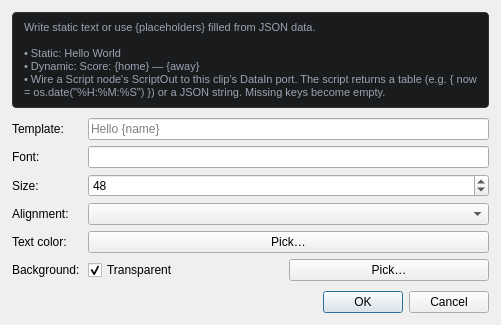
Qt form forms/TextEditDialog.ui (CutWire-Studios/Prism) before a commit.
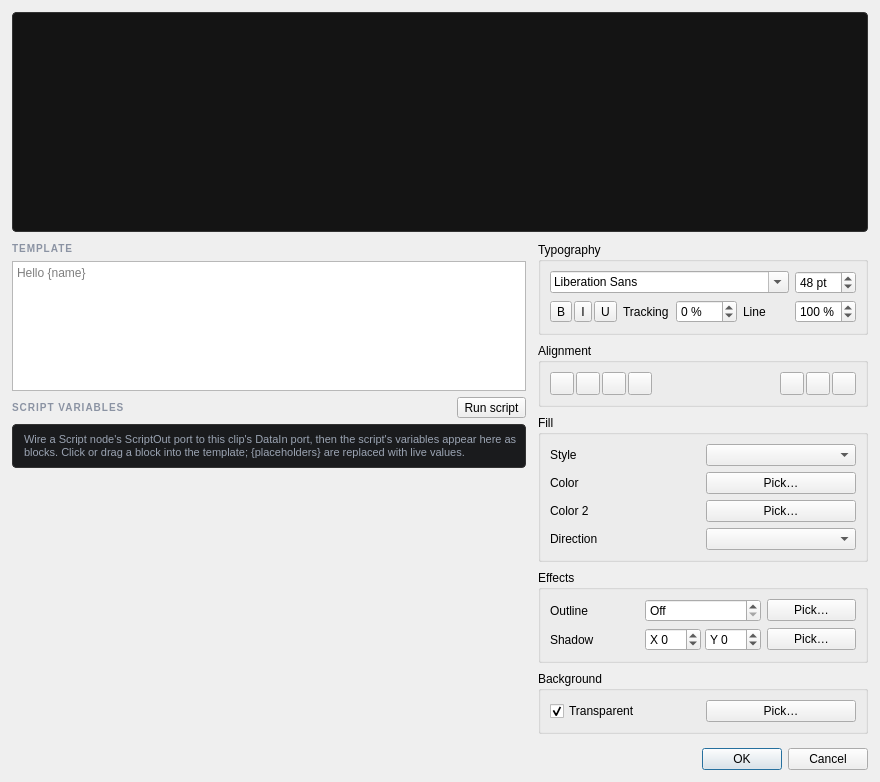
The same form after that commit.

The edit to the form file:
```diff
--- a/forms/TextEditDialog.ui
+++ b/forms/TextEditDialog.ui
@@ -7,8 +7,8 @@
   </property>
   <property name="minimumSize">
    <size>
-    <width>480</width>
-    <height>0</height>
+    <width>880</width>
+    <height>640</height>
    </size>
   </property>
   <layout class="QVBoxLayout" name="mainLayout">
@@ -28,126 +28,648 @@
     <number>12</number>
    </property>
    <item>
-    <widget class="QLabel" name="tutorialLabel">
-     <property name="text">
-      <string>Write static text or use {placeholders} filled from JSON data.
-
-• Static: Hello World
-• Dynamic: Score: {home} — {away}
-• Wire a Script node's ScriptOut to this clip's DataIn port. The script returns a table (e.g. { now = os.date("%H:%M:%S") }) or a JSON string. Missing keys become empty.</string>
+    <widget class="QLabel" name="previewLabel">
+     <property name="minimumSize">
+      <size>
+       <width>0</width>
+       <height>220</height>
+      </size>
      </property>
-     <property name="wordWrap">
-      <bool>true</bool>
+     <property name="sizePolicy">
+      <sizepolicy hsizetype="Expanding" vsizetype="Expanding">
+       <horstretch>0</horstretch>
+       <verstretch>1</verstretch>
+      </sizepolicy>
+     </property>
+     <property name="alignment">
+      <set>Qt::AlignCenter</set>
      </property>
      <property name="styleSheet">
-      <string notr="true">color:#9aa3b2; font-size:11px; padding:8px; background:#1a1b1d; border:1px solid #333; border-radius:4px;</string>
+      <string notr="true">background:#141414; border:1px solid #333; border-radius:4px;</string>
      </property>
     </widget>
    </item>
    <item>
-    <layout class="QFormLayout" name="formLayout">
-     <property name="horizontalSpacing">
-      <number>8</number>
+    <layout class="QHBoxLayout" name="contentRow">
+     <property name="spacing">
+      <number>12</number>
      </property>
-     <property name="verticalSpacing">
-      <number>6</number>
-     </property>
-     <item row="0" column="0">
-      <widget class="QLabel" name="templateLabel">
-       <property name="text">
-        <string>Template:</string>
+     <item>
+      <layout class="QVBoxLayout" name="leftColumn">
+       <property name="spacing">
+        <number>6</number>
        </property>
-      </widget>
-     </item>
-     <item row="0" column="1">
-      <widget class="QLineEdit" name="templateEdit">
-       <property name="placeholderText">
-        <string>Hello {name}</string>
-       </property>
-      </widget>
-     </item>
-     <item row="1" column="0">
-      <widget class="QLabel" name="fontLabel">
-       <property name="text">
-        <string>Font:</string>
-       </property>
-      </widget>
-     </item>
-     <item row="1" column="1">
-      <widget class="QLineEdit" name="fontEdit"/>
-     </item>
-     <item row="2" column="0">
-      <widget class="QLabel" name="sizeLabel">
-       <property name="text">
-        <string>Size:</string>
-       </property>
-      </widget>
-     </item>
-     <item row="2" column="1">
-      <widget class="QSpinBox" name="sizeSpin">
-       <property name="minimum">
-        <number>8</number>
-       </property>
-       <property name="maximum">
-        <number>256</number>
-       </property>
-       <property name="value">
-        <number>48</number>
-       </property>
-      </widget>
-     </item>
-     <item row="3" column="0">
-      <widget class="QLabel" name="alignLabel">
-       <property name="text">
-        <string>Alignment:</string>
-       </property>
-      </widget>
-     </item>
-     <item row="3" column="1">
-      <widget class="QComboBox" name="alignCombo"/>
-     </item>
-     <item row="4" column="0">
-      <widget class="QLabel" name="textColorLabel">
-       <property name="text">
-        <string>Text color:</string>
-       </property>
-      </widget>
-     </item>
-     <item row="4" column="1">
-      <widget class="QPushButton" name="textColorBtn">
-       <property name="text">
-        <string>Pick…</string>
-       </property>
-      </widget>
-     </item>
-     <item row="5" column="0">
-      <widget class="QLabel" name="bgLabel">
-       <property name="text">
-        <string>Background:</string>
-       </property>
-      </widget>
-     </item>
-     <item row="5" column="1">
-      <layout class="QHBoxLayout" name="bgRow">
        <item>
-        <widget class="QCheckBox" name="bgTransparentCheck">
+        <widget class="QLabel" name="templateHeader">
          <property name="text">
-          <string>Transparent</string>
+          <string>TEMPLATE</string>
          </property>
-         <property name="checked">
+         <property name="styleSheet">
+          <string notr="true">color:#8b93a3; font-size:10px; font-weight:600; letter-spacing:1px;</string>
+         </property>
+        </widget>
+       </item>
+       <item>
+        <widget class="QPlainTextEdit" name="templateEdit">
+         <property name="placeholderText">
+          <string>Hello {name}</string>
+         </property>
+         <property name="tabChangesFocus">
           <bool>true</bool>
          </property>
+         <property name="minimumSize">
+          <size>
+           <width>0</width>
+           <height>84</height>
+          </size>
+         </property>
+         <property name="maximumSize">
+          <size>
+           <width>16777215</width>
+           <height>130</height>
+          </size>
+         </property>
         </widget>
        </item>
        <item>
-        <widget class="QPushButton" name="bgColorBtn">
+        <layout class="QHBoxLayout" name="varsHeaderRow">
+         <item>
+          <widget class="QLabel" name="varsHeader">
+           <property name="text">
+            <string>SCRIPT VARIABLES</string>
+           </property>
+           <property name="styleSheet">
+            <string notr="true">color:#8b93a3; font-size:10px; font-weight:600; letter-spacing:1px;</string>
+           </property>
+          </widget>
+         </item>
+         <item>
+          <spacer name="varsHeaderSpacer">
+           <property name="orientation">
+            <enum>Qt::Horizontal</enum>
+           </property>
+           <property name="sizeHint" stdset="0">
+            <size>
+             <width>10</width>
+             <height>10</height>
+            </size>
+           </property>
+          </spacer>
+         </item>
+         <item>
+          <widget class="QToolButton" name="runScriptBtn">
+           <property name="text">
+            <string>Run script</string>
+           </property>
+           <property name="toolTip">
+            <string>Execute the connected script now to refresh values</string>
+           </property>
+           <property name="visible">
+            <bool>false</bool>
+           </property>
+          </widget>
+         </item>
+        </layout>
+       </item>
+       <item>
+        <widget class="QLabel" name="varsHint">
          <property name="text">
-          <string>Pick…</string>
+          <string>Wire a Script node's ScriptOut port to this clip's DataIn port, then the script's variables appear here as blocks. Click or drag a block into the template; {placeholders} are replaced with live values.</string>
          </property>
+         <property name="wordWrap">
+          <bool>true</bool>
+         </property>
+         <property name="styleSheet">
+          <string notr="true">color:#9aa3b2; font-size:11px; padding:8px; background:#1a1b1d; border:1px solid #333; border-radius:4px;</string>
+         </property>
         </widget>
        </item>
+       <item>
+        <widget class="QScrollArea" name="chipsScroll">
+         <property name="widgetResizable">
+          <bool>true</bool>
+         </property>
+         <property name="frameShape">
+          <enum>QFrame::NoFrame</enum>
+         </property>
+         <property name="verticalScrollBarPolicy">
+          <enum>Qt::ScrollBarAlwaysOff</enum>
+         </property>
+         <property name="minimumSize">
+          <size>
+           <width>0</width>
+           <height>56</height>
+          </size>
+         </property>
+         <property name="maximumSize">
+          <size>
+           <width>16777215</width>
+           <height>56</height>
+          </size>
+         </property>
+         <property name="visible">
+          <bool>false</bool>
+         </property>
+         <widget class="QWidget" name="chipsHost">
+          <layout class="QHBoxLayout" name="chipsLayout">
+           <property name="spacing">
+            <number>6</number>
+           </property>
+           <property name="leftMargin">
+            <number>2</number>
+           </property>
+           <property name="topMargin">
+            <number>2</number>
+           </property>
+           <property name="rightMargin">
+            <number>2</number>
+           </property>
+           <property name="bottomMargin">
+            <number>2</number>
+           </property>
+          </layout>
+         </widget>
+        </widget>
+       </item>
+       <item>
+        <spacer name="leftColumnSpacer">
+         <property name="orientation">
+          <enum>Qt::Vertical</enum>
+         </property>
+         <property name="sizeHint" stdset="0">
+          <size>
+           <width>10</width>
+           <height>4</height>
+          </size>
+         </property>
+        </spacer>
+       </item>
       </layout>
      </item>
+     <item>
+      <widget class="QWidget" name="stylePanel" native="true">
+       <property name="minimumSize">
+        <size>
+         <width>330</width>
+         <height>0</height>
+        </size>
+       </property>
+       <property name="maximumSize">
+        <size>
+         <width>330</width>
+         <height>16777215</height>
+        </size>
+       </property>
+       <layout class="QVBoxLayout" name="styleColumn">
+        <property name="spacing">
+         <number>8</number>
+        </property>
+        <property name="leftMargin">
+         <number>0</number>
+        </property>
+        <property name="topMargin">
+         <number>0</number>
+        </property>
+        <property name="rightMargin">
+         <number>0</number>
+        </property>
+        <property name="bottomMargin">
+         <number>0</number>
+        </property>
+        <item>
+         <widget class="QGroupBox" name="typographyGroup">
+          <property name="title">
+           <string>Typography</string>
+          </property>
+          <layout class="QGridLayout" name="typoGrid">
+           <property name="horizontalSpacing">
+            <number>6</number>
+           </property>
+           <property name="verticalSpacing">
+            <number>6</number>
+           </property>
+           <item row="0" column="0" colspan="4">
+            <widget class="QFontComboBox" name="fontCombo"/>
+           </item>
+           <item row="0" column="4">
+            <widget class="QSpinBox" name="sizeSpin">
+             <property name="minimum">
+              <number>8</number>
+             </property>
+             <property name="maximum">
+              <number>512</number>
+             </property>
+             <property name="value">
+              <number>48</number>
+             </property>
+             <property name="suffix">
+              <string> pt</string>
+             </property>
+            </widget>
+           </item>
+           <item row="1" column="0">
+            <layout class="QHBoxLayout" name="styleBtnRow">
+             <property name="spacing">
+              <number>2</number>
+             </property>
+             <item>
+              <widget class="QToolButton" name="boldBtn">
+               <property name="text">
+                <string>B</string>
+               </property>
+               <property name="checkable">
+                <bool>true</bool>
+               </property>
+               <property name="toolTip">
+                <string>Bold</string>
+               </property>
+              </widget>
+             </item>
+             <item>
+              <widget class="QToolButton" name="italicBtn">
+               <property name="text">
+                <string>I</string>
+               </property>
+               <property name="checkable">
+                <bool>true</bool>
+               </property>
+               <property name="toolTip">
+                <string>Italic</string>
+               </property>
+              </widget>
+             </item>
+             <item>
+              <widget class="QToolButton" name="underlineBtn">
+               <property name="text">
+                <string>U</string>
+               </property>
+               <property name="checkable">
+                <bool>true</bool>
+               </property>
+               <property name="toolTip">
+                <string>Underline</string>
+               </property>
+              </widget>
+             </item>
+            </layout>
+           </item>
+           <item row="1" column="1">
+            <widget class="QLabel" name="trackingLabel">
+             <property name="text">
+              <string>Tracking</string>
+             </property>
+            </widget>
+           </item>
+           <item row="1" column="2">
+            <widget class="QSpinBox" name="spacingSpin">
+             <property name="minimum">
+              <number>-20</number>
+             </property>
+             <property name="maximum">
+              <number>200</number>
+             </property>
+             <property name="suffix">
+              <string> %</string>
+             </property>
+             <property name="toolTip">
+              <string>Extra letter spacing</string>
+             </property>
+            </widget>
+           </item>
+           <item row="1" column="3">
+            <widget class="QLabel" name="lineHeightLabel">
+             <property name="text">
+              <string>Line</string>
+             </property>
+            </widget>
+           </item>
+           <item row="1" column="4">
+            <widget class="QSpinBox" name="lineHeightSpin">
+             <property name="minimum">
+              <number>50</number>
+             </property>
+             <property name="maximum">
+              <number>300</number>
+             </property>
+             <property name="value">
+              <number>100</number>
+             </property>
+             <property name="suffix">
+              <string> %</string>
+             </property>
+             <property name="toolTip">
+              <string>Line height</string>
+             </property>
+            </widget>
+           </item>
+          </layout>
+         </widget>
+        </item>
+        <item>
+         <widget class="QGroupBox" name="alignGroup">
+          <property name="title">
+           <string>Alignment</string>
+          </property>
+          <layout class="QVBoxLayout" name="alignRows">
+           <property name="spacing">
+            <number>4</number>
+           </property>
+           <item>
+            <layout class="QHBoxLayout" name="hAlignRow">
+             <property name="spacing">
+              <number>2</number>
+             </property>
+             <item>
+              <widget class="QToolButton" name="alignLeftBtn">
+               <property name="checkable">
+                <bool>true</bool>
+               </property>
+               <property name="toolTip">
+                <string>Align left</string>
+               </property>
+              </widget>
+             </item>
+             <item>
+              <widget class="QToolButton" name="alignHCenterBtn">
+               <property name="checkable">
+                <bool>true</bool>
+               </property>
+               <property name="toolTip">
+                <string>Center</string>
+               </property>
+              </widget>
+             </item>
+             <item>
+              <widget class="QToolButton" name="alignRightBtn">
+               <property name="checkable">
+                <bool>true</bool>
+               </property>
+               <property name="toolTip">
+                <string>Align right</string>
+               </property>
+              </widget>
+             </item>
+             <item>
+              <widget class="QToolButton" name="alignJustifyBtn">
+               <property name="checkable">
+                <bool>true</bool>
+               </property>
+               <property name="toolTip">
+                <string>Justify</string>
+               </property>
+              </widget>
+             </item>
+             <item>
+              <spacer name="hAlignSpacer">
+               <property name="orientation">
+                <enum>Qt::Horizontal</enum>
+               </property>
+               <property name="sizeHint" stdset="0">
+                <size>
+                 <width>10</width>
+                 <height>10</height>
+                </size>
+               </property>
+              </spacer>
+             </item>
+             <item>
+              <widget class="QToolButton" name="alignTopBtn">
+               <property name="checkable">
+                <bool>true</bool>
+               </property>
+               <property name="toolTip">
+                <string>Align top</string>
+               </property>
+              </widget>
+             </item>
+             <item>
+              <widget class="QToolButton" name="alignVCenterBtn">
+               <property name="checkable">
+                <bool>true</bool>
+               </property>
+               <property name="toolTip">
+                <string>Center vertically</string>
+               </property>
+              </widget>
+             </item>
+             <item>
+              <widget class="QToolButton" name="alignBottomBtn">
+               <property name="checkable">
+                <bool>true</bool>
+               </property>
+               <property name="toolTip">
+                <string>Align bottom</string>
+               </property>
+              </widget>
+             </item>
+            </layout>
+           </item>
+          </layout>
+         </widget>
+        </item>
+        <item>
+         <widget class="QGroupBox" name="fillGroup">
+          <property name="title">
+           <string>Fill</string>
+          </property>
+          <layout class="QGridLayout" name="fillGrid">
+           <property name="horizontalSpacing">
+            <number>6</number>
+           </property>
+           <property name="verticalSpacing">
+            <number>6</number>
+           </property>
+           <item row="0" column="0">
+            <widget class="QLabel" name="fillModeLabel">
+             <property name="text">
+              <string>Style</string>
+             </property>
+            </widget>
+           </item>
+           <item row="0" column="1">
+            <widget class="QComboBox" name="fillModeCombo"/>
+           </item>
+           <item row="1" column="0">
+            <widget class="QLabel" name="textColorLabel">
+             <property name="text">
+              <string>Color</string>
+             </property>
+            </widget>
+           </item>
+           <item row="1" column="1">
+            <widget class="QPushButton" name="textColorBtn">
+             <property name="text">
+              <string>Pick…</string>
+             </property>
+            </widget>
+           </item>
+           <item row="2" column="0">
+            <widget class="QLabel" name="textColor2Label">
+             <property name="text">
+              <string>Color 2</string>
+             </property>
+            </widget>
+           </item>
+           <item row="2" column="1">
+            <widget class="QPushButton" name="textColor2Btn">
+             <property name="text">
+              <string>Pick…</string>
+             </property>
+            </widget>
+           </item>
+           <item row="3" column="0">
+            <widget class="QLabel" name="gradientDirLabel">
+             <property name="text">
+              <string>Direction</string>
+             </property>
+            </widget>
+           </item>
+           <item row="3" column="1">
+            <widget class="QComboBox" name="gradientDirCombo"/>
+           </item>
+          </layout>
+         </widget>
+        </item>
+        <item>
+         <widget class="QGroupBox" name="effectsGroup">
+          <property name="title">
+           <string>Effects</string>
+          </property>
+          <layout class="QGridLayout" name="effectsGrid">
+           <property name="horizontalSpacing">
+            <number>6</number>
+           </property>
+           <property name="verticalSpacing">
+            <number>6</number>
+           </property>
+           <item row="0" column="0">
+            <widget class="QLabel" name="outlineLabel">
+             <property name="text">
+              <string>Outline</string>
+             </property>
+            </widget>
+           </item>
+           <item row="0" column="1">
+            <widget class="QSpinBox" name="outlineSpin">
+             <property name="minimum">
+              <number>0</number>
+             </property>
+             <property name="maximum">
+              <number>40</number>
+             </property>
+             <property name="suffix">
+              <string> px</string>
+             </property>
+             <property name="specialValueText">
+              <string>Off</string>
+             </property>
+            </widget>
+           </item>
+           <item row="0" column="2">
+            <widget class="QPushButton" name="outlineColorBtn">
+             <property name="text">
+              <string>Pick…</string>
+             </property>
+            </widget>
+           </item>
+           <item row="1" column="0">
+            <widget class="QLabel" name="shadowLabel">
+             <property name="text">
+              <string>Shadow</string>
+             </property>
+            </widget>
+           </item>
+           <item row="1" column="1">
+            <layout class="QHBoxLayout" name="shadowSpinsRow">
+             <property name="spacing">
+              <number>4</number>
+             </property>
+             <item>
+              <widget class="QSpinBox" name="shadowXSpin">
+               <property name="minimum">
+                <number>-60</number>
+               </property>
+               <property name="maximum">
+                <number>60</number>
+               </property>
+               <property name="prefix">
+                <string>X </string>
+               </property>
+               <property name="toolTip">
+                <string>Shadow offset X (0/0 = off)</string>
+               </property>
+              </widget>
+             </item>
+             <item>
+              <widget class="QSpinBox" name="shadowYSpin">
+               <property name="minimum">
+                <number>-60</number>
+               </property>
+               <property name="maximum">
+                <number>60</number>
+               </property>
+               <property name="prefix">
+                <string>Y </string>
+               </property>
+               <property name="toolTip">
+                <string>Shadow offset Y (0/0 = off)</string>
+               </property>
+              </widget>
+             </item>
+            </layout>
+           </item>
+           <item row="1" column="2">
+            <widget class="QPushButton" name="shadowColorBtn">
+             <property name="text">
+              <string>Pick…</string>
+             </property>
+            </widget>
+           </item>
+          </layout>
+         </widget>
+        </item>
+        <item>
+         <widget class="QGroupBox" name="bgGroup">
+          <property name="title">
+           <string>Background</string>
+          </property>
+          <layout class="QHBoxLayout" name="bgRow">
+           <item>
+            <widget class="QCheckBox" name="bgTransparentCheck">
+             <property name="text">
+              <string>Transparent</string>
+             </property>
+             <property name="checked">
+              <bool>true</bool>
+             </property>
+            </widget>
+           </item>
+           <item>
+            <widget class="QPushButton" name="bgColorBtn">
+             <property name="text">
+              <string>Pick…</string>
+             </property>
+            </widget>
+           </item>
+          </layout>
+         </widget>
+        </item>
+        <item>
+         <spacer name="styleSpacer">
+          <property name="orientation">
+           <enum>Qt::Vertical</enum>
+          </property>
+          <property name="sizeHint" stdset="0">
+           <size>
+            <width>10</width>
+            <height>4</height>
+           </size>
+          </property>
+         </spacer>
+        </item>
+       </layout>
+      </widget>
+     </item>
     </layout>
    </item>
    <item>
```
